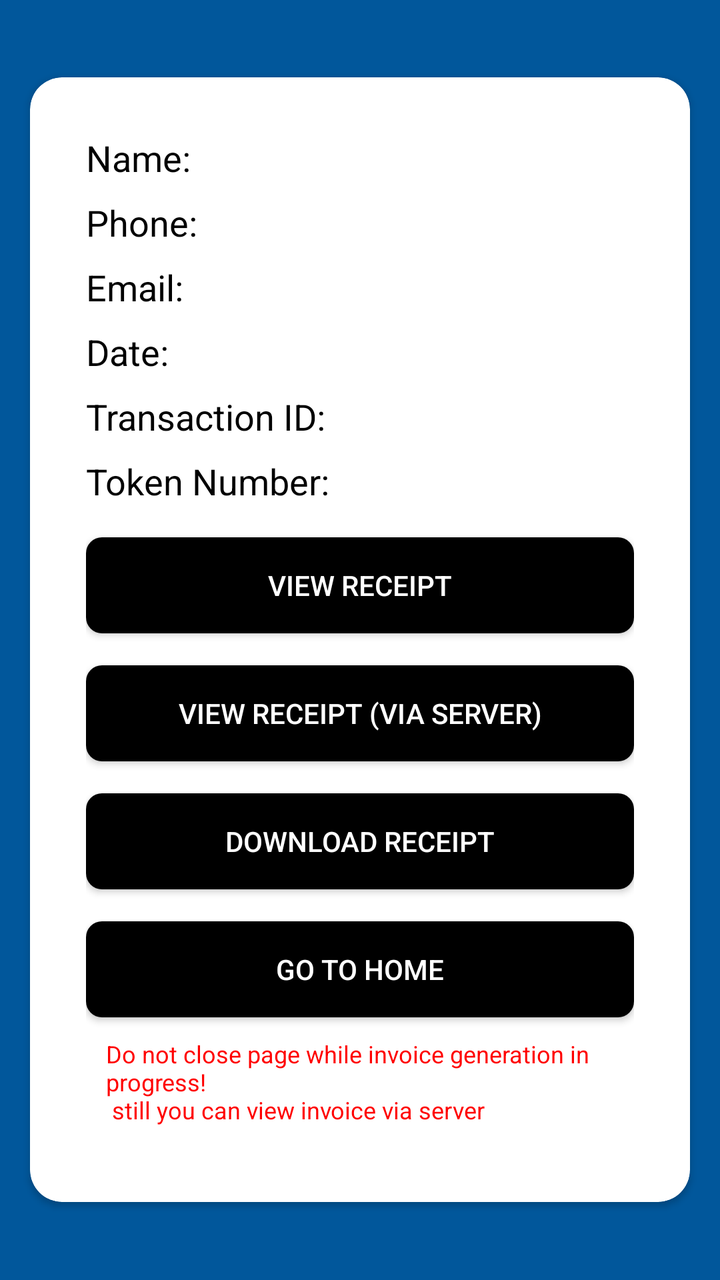
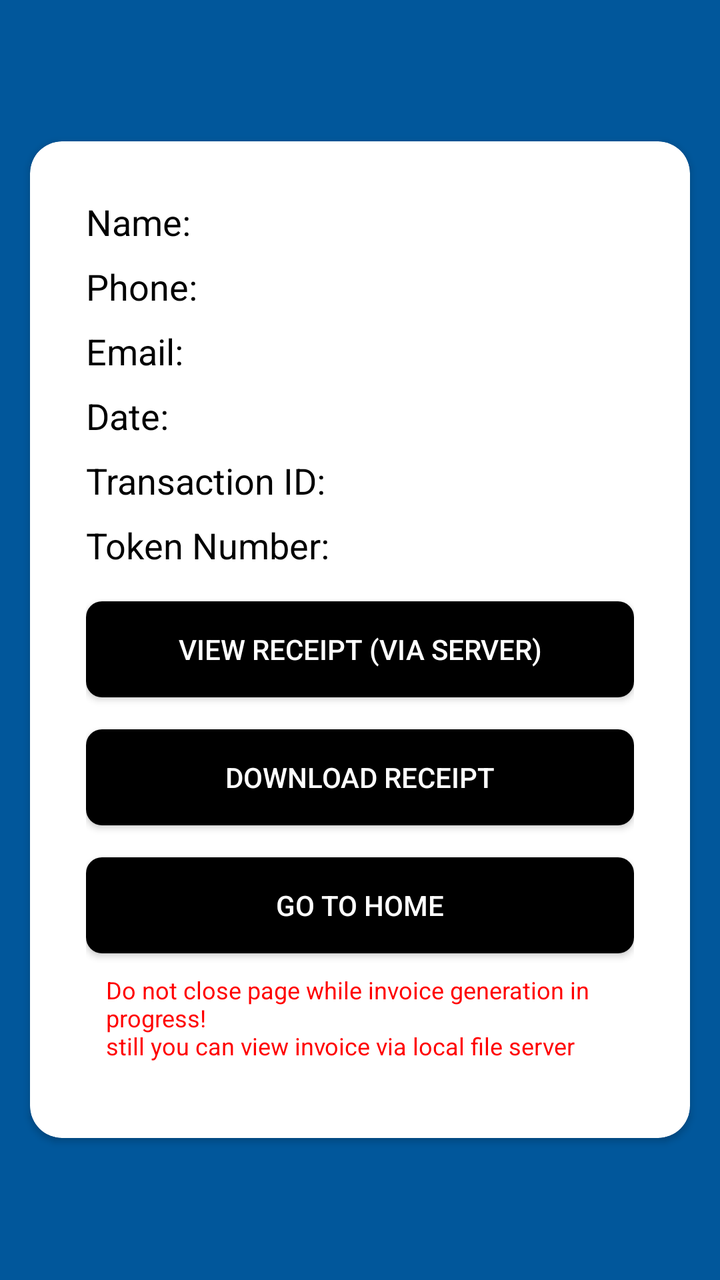

An Android layout rendered at two revisions. The XML below is the earlier revision; the diff shows what the commit changed to produce the second picture.
<!-- AndroidManifest.xml: application theme Theme.AppCompat -->
<!-- res/layout/activity_payment_success.xml -->
<?xml version="1.0" encoding="utf-8"?>
<ScrollView xmlns:android="http://schemas.android.com/apk/res/android"
    xmlns:app="http://schemas.android.com/apk/res-auto"
    android:layout_width="match_parent"
    android:layout_height="match_parent"
    android:background="@color/light_blue_900">

    <androidx.cardview.widget.CardView
        android:layout_width="match_parent"
        android:layout_height="wrap_content"
        android:layout_gravity="center"
        android:layout_margin="15dp"
        android:elevation="4dp"
        app:cardBackgroundColor="@android:color/white"
        app:cardCornerRadius="16dp">

        <RelativeLayout
            android:layout_width="match_parent"
            android:layout_height="wrap_content"
            android:padding="28dp">

            <TextView
                android:id="@+id/nameTextView"
                android:layout_width="wrap_content"
                android:layout_height="wrap_content"
                android:text="Name: "
                android:textColor="#000000"
                android:textSize="18sp" />

            <TextView
                android:id="@+id/phoneTextView"
                android:layout_width="wrap_content"
                android:layout_height="wrap_content"
                android:layout_below="@id/nameTextView"
                android:layout_marginTop="8dp"
                android:text="Phone: "
                android:textColor="#000000"
                android:textSize="18sp" />

            <TextView
                android:id="@+id/emailTextView"
                android:layout_width="wrap_content"
                android:layout_height="wrap_content"
                android:layout_below="@id/phoneTextView"
                android:layout_marginTop="8dp"
                android:text="Email: "
                android:textColor="#000000"
                android:textSize="18sp" />

            <TextView
                android:id="@+id/DateTextView"
                android:layout_width="wrap_content"
                android:layout_height="wrap_content"
                android:layout_below="@id/emailTextView"
                android:layout_marginTop="8dp"
                android:text="Date: "
                android:textColor="#000000"
                android:textSize="18sp" />

            <TextView
                android:id="@+id/transactionIdTextView"
                android:layout_width="wrap_content"
                android:layout_height="wrap_content"
                android:layout_below="@id/DateTextView"
                android:layout_marginTop="8dp"
                android:text="Transaction ID: "
                android:textColor="#000000"
                android:textSize="18sp" />

            <TextView
                android:id="@+id/tokenNumberTextView"
                android:layout_width="wrap_content"
                android:layout_height="wrap_content"
                android:layout_below="@id/transactionIdTextView"
                android:layout_marginTop="8dp"
                android:text="Token Number: "
                android:textColor="#000000"
                android:textSize="18sp" />

            <Button
                android:id="@+id/viewReceiptButton"
                android:layout_width="match_parent"
                android:layout_height="wrap_content"
                android:layout_below="@id/tokenNumberTextView"
                android:layout_marginTop="16dp"
                android:background="@drawable/button_background2"
                android:text="View Receipt"
                android:textColor="@android:color/white" />

            <Button
                android:id="@+id/viewReceiptButton2"
                android:layout_width="match_parent"
                android:layout_height="wrap_content"
                android:layout_below="@id/viewReceiptButton"
                android:layout_marginTop="16dp"
                android:background="@drawable/button_background2"
                android:text="View Receipt (via server)"
                android:textColor="@android:color/white" />

            <Button
                android:id="@+id/downloadReceiptButton"
                android:layout_width="match_parent"
                android:layout_height="wrap_content"
                android:layout_below="@id/viewReceiptButton2"
                android:layout_marginTop="16dp"
                android:background="@drawable/button_background2"
                android:text="Download Receipt"
                android:textColor="@android:color/white" />

            <Button
                android:id="@+id/goToHomeButton"
                android:layout_width="match_parent"
                android:layout_height="wrap_content"
                android:layout_below="@id/downloadReceiptButton"
                android:layout_marginTop="16dp"
                android:background="@drawable/button_background2"
                android:text="Go to Home"
                android:textColor="@android:color/white" />
            <TextView
                android:id="@+id/textViewDisclaimer"
                android:layout_width="wrap_content"
                android:layout_height="wrap_content"
                android:layout_margin="10dp"
                android:text="Do not close page while invoice generation in progress! \n still you can view invoice via server"
                android:layout_below="@id/goToHomeButton"
                android:textSize="12sp"
                android:textColor="#FF0000"/>
        </RelativeLayout>
    </androidx.cardview.widget.CardView>
</ScrollView>
<!-- resources referenced by this layout -->
<resources>
  <color name="light_blue_900">#FF01579B</color>
  <!-- drawable button_background2 (drawable) -->
  <shape xmlns:android="http://schemas.android.com/apk/res/android">
      <solid android:color="#000000" />
      <corners android:radius="8dp" />
  </shape>
</resources>

<!-- the commit's change to res/layout/activity_payment_success.xml (unified diff, before → after) -->
@@ -78,20 +78,10 @@
                 android:textSize="18sp" />
 
             <Button
-                android:id="@+id/viewReceiptButton"
+                android:id="@+id/viewReceiptButton2"
                 android:layout_width="match_parent"
                 android:layout_height="wrap_content"
                 android:layout_below="@id/tokenNumberTextView"
-                android:layout_marginTop="16dp"
-                android:background="@drawable/button_background2"
-                android:text="View Receipt"
-                android:textColor="@android:color/white" />
-
-            <Button
-                android:id="@+id/viewReceiptButton2"
-                android:layout_width="match_parent"
-                android:layout_height="wrap_content"
-                android:layout_below="@id/viewReceiptButton"
                 android:layout_marginTop="16dp"
                 android:background="@drawable/button_background2"
                 android:text="View Receipt (via server)"
@@ -121,7 +111,7 @@
                 android:layout_width="wrap_content"
                 android:layout_height="wrap_content"
                 android:layout_margin="10dp"
-                android:text="Do not close page while invoice generation in progress! \n still you can view invoice via server"
+                android:text="Do not close page while invoice generation in progress! \nstill you can view invoice via local file server"
                 android:layout_below="@id/goToHomeButton"
                 android:textSize="12sp"
                 android:textColor="#FF0000"/>
